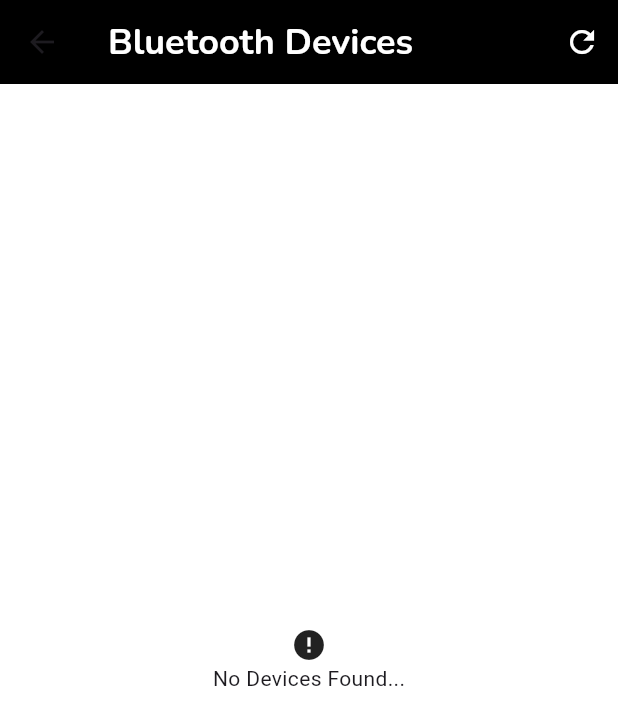
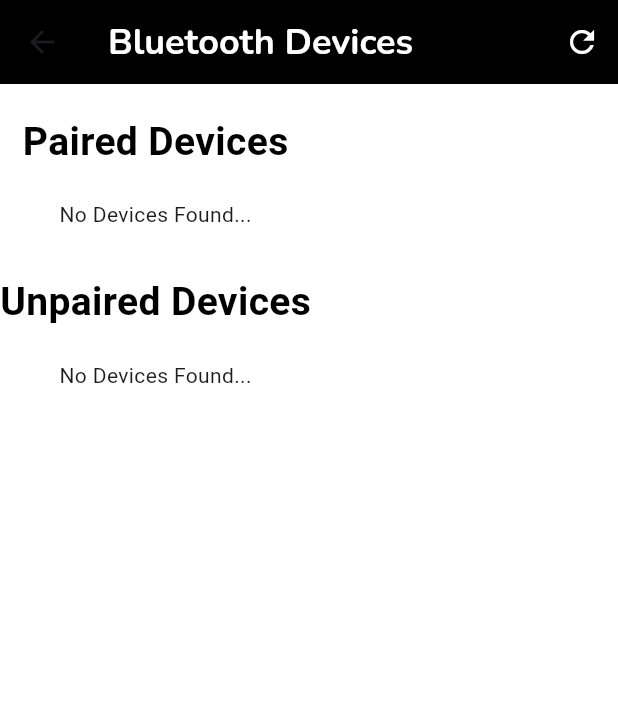
Before and after one commit to Sathwikkd/V-charge, a Flutter app: the DevicesListPage screen opened by its route, after a tap on the "refresh" icon, on a phone screen of 412 x 824 dp. Shown: the top 725 px of the screen. Run offline on Flutter 3.47's test engine with Material 3 defaults, Android fonts, the phone set to English and light mode, and no system bars; our stand-ins replace flutter_bloc, flutter_bluetooth_serial, google_fonts, hive, permission_handler; accounts and stored records are empty.

Commit message:
no issue

```diff
--- a/lib/features/devicelist/pages/devices_list_page.dart
+++ b/lib/features/devicelist/pages/devices_list_page.dart
@@ -1,7 +1,10 @@
 import 'package:flutter/material.dart';
+import 'package:flutter/services.dart';
 import 'package:flutter_bloc/flutter_bloc.dart';
+import 'package:flutter_bluetooth_serial/flutter_bluetooth_serial.dart';
 import 'package:google_fonts/google_fonts.dart';
-import 'package:sathwik_app/features/devicelist/bloc/device_bloc.dart';
+import 'package:sathwik_app/features/devicelist/paired_device_bloc/device_bloc.dart';
+import 'package:sathwik_app/features/devicelist/unpaired_device_bloc/unpaired_devices_bloc.dart';
 
 class DevicesListPage extends StatefulWidget {
   const DevicesListPage({super.key});
@@ -19,16 +22,55 @@ class _DevicesListPageState extends State<DevicesListPage> {
     );
   }
 
+  List<BluetoothDiscoveryResult> upDevices = [];
+  List<BluetoothDevice> devices = [];
+
   @override
   Widget build(BuildContext context) {
-    return BlocListener<DeviceBloc, DeviceState>(
-      listener: (context, state) {
+    return MultiBlocListener(
+      listeners: [
+        BlocListener<DeviceBloc, DeviceState>(
+          listener: (context, state) async {
             if (state is PermissionSuccessState) {
               BlocProvider.of<DeviceBloc>(context).add(
-            FetchBluetoothDevicesEvent(),
+                CheckConnectionEvent(),
               );
             }
+            if (state is ConnectionFailureState) {
+              bool? isEnabled =
+                  await FlutterBluetoothSerial.instance.requestEnable();
+              if (isEnabled == null || !isEnabled) {
+                SystemNavigator.pop();
+              }
+              BlocProvider.of<DeviceBloc>(context)
+                  .add(FetchBluetoothDevicesEvent());
+              BlocProvider.of<UnpairedDevicesBloc>(context).add(
+                FetchUnpairedDevices(),
+              );
+            }
+            if (state is ConnectionSuccessState) {
+              BlocProvider.of<DeviceBloc>(context)
+                  .add(FetchBluetoothDevicesEvent());
+              BlocProvider.of<UnpairedDevicesBloc>(context).add(
+                FetchUnpairedDevices(),
+              );
+            }
+            if (state is FetchDeviceSuccesState) {
+              setState(() {
+                devices = state.devices;
+              });
+            }
           },
+        ),
+        BlocListener<UnpairedDevicesBloc, UnpairedDevicesState>(
+            listener: (context, state) {
+          if (state is FetchUnpairedDevicesSuccessState) {
+            setState(() {
+              upDevices = state.updevices;
+            });
+          }
+        }),
+      ],
       child: Scaffold(
         backgroundColor: Colors.white,
         appBar: AppBar(
@@ -44,9 +86,8 @@ class _DevicesListPageState extends State<DevicesListPage> {
           actions: [
             IconButton(
               onPressed: () {
-                BlocProvider.of<DeviceBloc>(context).add(
-                  FetchBluetoothDevicesEvent(),
-                );
+                BlocProvider.of<DeviceBloc>(context)
+                    .add(CheckConnectionEvent());
               },
               icon: const Icon(
                 Icons.refresh,
@@ -55,55 +96,117 @@ class _DevicesListPageState extends State<DevicesListPage> {
             ),
           ],
         ),
-        body: BlocBuilder<DeviceBloc, DeviceState>(
-          builder: (context, state) {
-            if (state is FetchDeviceSuccesState) {
-              return SingleChildScrollView(
-                child: SizedBox(
-                  height: MediaQuery.of(context).size.height,
-                  child: ListView.builder(
-                    itemCount: state.devices.length,
+        body: SingleChildScrollView(
+          child: Column(
+            children: [
+              const SizedBox(
+                height: 20,
+              ),
+              Text(
+                "Paired Devices",
+                style: GoogleFonts.roboto(
+                  color: Colors.black,
+                  fontSize: 26,
+                  fontWeight: FontWeight.w600,
+                ),
+              ),
+              const SizedBox(
+                height: 10,
+              ),
+              devices.isEmpty
+                  ?const  Padding(
+                    padding:  EdgeInsets.all(10),
+                    child: Text("No Devices Found..."),
+                  )
+                  : ListView.builder(
                       itemBuilder: (context, index) {
-                      return GestureDetector(
-                        onTap: () {
-                          Navigator.pushNamed(
-                            context,
-                            "/home",
-                            arguments: ArgsBlu(
-                              address: state.devices[index].address,
+                        return ListTile(
+                          title: Text(
+                            devices[index].name.toString(),
+                            style: GoogleFonts.roboto(
+                              color: Colors.black,
+                              fontWeight: FontWeight.w600,
+                              fontSize: 18,
+                            ),
+                          ),
+                          subtitle: Text(
+                            devices[index].address,
+                            style: GoogleFonts.roboto(
+                              color: Colors.grey.shade400,
+                              fontWeight: FontWeight.normal,
+                            ),
+                          ),
+                          leading: Icon(
+                            Icons.bluetooth,
+                            color: Colors.grey.shade600,
+                            size: 26,
+                          ),
+                          trailing: Icon(
+                            Icons.arrow_outward_rounded,
+                            color: Colors.grey.shade400,
                           ),
                         );
                       },
-                        child: ListTile(
-                          title: Text(state.devices[index].name.toString()),
-                          subtitle: Text(state.devices[index].address),
-                          leading: const Icon(Icons.bluetooth),
-                          trailing: const Icon(Icons.arrow_outward_rounded),
+                      itemCount: devices.length,
+                      shrinkWrap: true,
+                      scrollDirection: Axis.vertical,
+                      physics: const NeverScrollableScrollPhysics(),
+                    ),
+              const SizedBox(
+                height: 20,
+              ),
+              Text(
+                "Unpaired Devices",
+                style: GoogleFonts.roboto(
+                  color: Colors.black,
+                  fontSize: 26,
+                  fontWeight: FontWeight.w600,
+                ),
+              ),
+              const SizedBox(
+                height: 10,
+              ),
+              upDevices.isEmpty
+                  ?const Padding(
+                    padding:  EdgeInsets.all(10),
+                    child:  Text("No Devices Found..."),
+                  )
+                  : ListView.builder(
+                      itemBuilder: (context, index) {
+                        return ListTile(
+                          title: Text(
+                            upDevices[index].device.name.toString(),
+                            style: GoogleFonts.roboto(
+                              color: Colors.black,
+                              fontWeight: FontWeight.w600,
+                              fontSize: 18,
+                            ),
+                          ),
+                          subtitle: Text(
+                            upDevices[index].device.address,
+                            style: GoogleFonts.roboto(
+                              color: Colors.grey.shade400,
+                              fontWeight: FontWeight.normal,
+                            ),
+                          ),
+                          leading: Icon(
+                            Icons.bluetooth,
+                            color: Colors.grey.shade600,
+                            size: 26,
+                          ),
+                          trailing: Icon(
+                            Icons.arrow_outward_rounded,
+                            color: Colors.grey.shade400,
                           ),
                         );
                       },
+                      itemCount: upDevices.length,
+                      shrinkWrap: true,
+                      scrollDirection: Axis.vertical,
+                      physics: const NeverScrollableScrollPhysics(),
                     ),
-                ),
-              );
-            } else if (state is FetchDeviceErrorState) {
-              return Center(
-                child: Column(
-                  mainAxisAlignment: MainAxisAlignment.center,
-                  children: [
-                    const Icon(Icons.error),
-                    Text(state.message),
             ],
           ),
-              );
-            } else {
-              return const Center(
-                child: CircularProgressIndicator(
-                  color: Colors.black,
-                  strokeCap: StrokeCap.round,
-                ),
-              );
-            }
-          },
         ),
       ),
     );
--- /dev/null
+++ b/lib/features/devicelist/pair_device_bloc/pair_device_event.dart
@@ -0,0 +1,4 @@
+part of 'pair_device_bloc.dart';
+
+@immutable
+sealed class PairDeviceEvent {}
--- /dev/null
+++ b/lib/features/devicelist/pair_device_bloc/pair_device_state.dart
@@ -0,0 +1,6 @@
+part of 'pair_device_bloc.dart';
+
+@immutable
+sealed class PairDeviceState {}
+
+final class PairDeviceInitial extends PairDeviceState {}
--- a/lib/features/devicelist/bloc/device_bloc.dart
+++ b/lib/features/devicelist/paired_device_bloc/device_bloc.dart
@@ -3,6 +3,7 @@ import 'package:flutter/services.dart';
 import 'package:flutter_bloc/flutter_bloc.dart';
 import 'package:flutter_bluetooth_serial/flutter_bluetooth_serial.dart';
 import 'package:permission_handler/permission_handler.dart';
+import 'package:sathwik_app/features/home/bloc/connection_bloc.dart';
 
 part 'device_event.dart';
 part 'device_state.dart';
@@ -10,6 +11,7 @@ part 'device_state.dart';
 class DeviceBloc extends Bloc<DeviceEvent, DeviceState> {
   DeviceBloc() : super(DeviceInitial()) {
     on<HandlePermissionEvent>(_handlePermission);
+    on<CheckConnectionEvent>(_checkConnection);
     on<FetchBluetoothDevicesEvent>(_fetchDevices);
   }
   Future<void> _handlePermission(
@@ -25,22 +27,27 @@ class DeviceBloc extends Bloc<DeviceEvent, DeviceState> {
     }
   }
 
-  Future<void> _fetchDevices(
-      FetchBluetoothDevicesEvent event, Emitter<DeviceState> emit) async {
+  Future<void> _checkConnection(CheckConnectionEvent event , Emitter<DeviceState> emit) async {
+    bool? isBluetoothEnabled = await FlutterBluetoothSerial.instance.isEnabled;
+    if(isBluetoothEnabled == null || !isBluetoothEnabled) {
+      emit(ConnectionFailureState());
+      return;
+    }
+    emit(ConnectionSuccessState());
+  }
+
+  Future<void> _fetchDevices( FetchBluetoothDevicesEvent event, Emitter<DeviceState> emit) async {
     emit(LoadingState());
     try {
-      final FlutterBluetoothSerial bluetoothSerial =
-          FlutterBluetoothSerial.instance;
+      final FlutterBluetoothSerial bluetoothSerial = FlutterBluetoothSerial.instance;
       final List<BluetoothDevice> bondedDevices = await bluetoothSerial.getBondedDevices();
-
       if (bondedDevices.isEmpty) {
         emit(FetchDeviceErrorState(message: "No Devices Found..."));
         return;
       }
       emit(FetchDeviceSuccesState(devices: bondedDevices));
     } catch (e) {
-      emit(FetchDeviceErrorState(
-          message: "Failed to fetch Bluetooth devices: $e"));
+      emit(FetchDeviceErrorState(message: "Failed to fetch Bluetooth devices: $e"));
     }
   }
 }
--- a/lib/features/devicelist/bloc/device_event.dart
+++ b/lib/features/devicelist/paired_device_bloc/device_event.dart
@@ -8,3 +8,6 @@ class HandlePermissionEvent extends DeviceEvent{}
 
 
 class FetchBluetoothDevicesEvent extends DeviceEvent{}
+
+
+class CheckConnectionEvent extends DeviceEvent{}
--- a/lib/features/devicelist/bloc/device_state.dart
+++ b/lib/features/devicelist/paired_device_bloc/device_state.dart
@@ -9,10 +9,14 @@ final class PermissionErrorState extends DeviceState{}
 
 final class PermissionSuccessState extends DeviceState{}
 
+final class ConnectionSuccessState extends DeviceState{}
+
+final class ConnectionFailureState extends DeviceState{}
+
 final class LoadingState extends DeviceState{}
 
 final class FetchDeviceSuccesState extends DeviceState{
-  final List<BluetoothDevice>devices;
+  final List<BluetoothDevice> devices;
   FetchDeviceSuccesState({required this.devices});
 }
 
--- /dev/null
+++ b/lib/features/devicelist/unpaired_device_bloc/unpaired_devices_bloc.dart
@@ -0,0 +1,37 @@
+import 'dart:async';
+import 'dart:ui';
+
+import 'package:flutter/material.dart';
+import 'package:flutter_bloc/flutter_bloc.dart';
+import 'package:flutter_bluetooth_serial/flutter_bluetooth_serial.dart';
+
+part 'unpaired_devices_event.dart';
+part 'unpaired_devices_state.dart';
+
+class UnpairedDevicesBloc extends Bloc<UnpairedDevicesEvent, UnpairedDevicesState> {
+  UnpairedDevicesBloc() : super(UnpairedDevicesInitial()) {
+    on<FetchUnpairedDevices>(_unpairedDeviceStream);
+  }
+
+  Future<void> _unpairedDeviceStream( FetchUnpairedDevices event, Emitter<UnpairedDevicesState> emit ) async {
+    final completer = Completer<void>();
+    final FlutterBluetoothSerial bluetoothInstance = FlutterBluetoothSerial.instance;
+    List<BluetoothDiscoveryResult> upDevices = [];
+    List<String> address = [];
+    emit(FetchUnpairedDevicesLoadingState());
+    bluetoothInstance.startDiscovery().listen((data){
+      if(!address.contains(data.device.address)){
+        address.add(data.device.address);
+        upDevices.add(data);
+      }
+    }).onDone((){
+      completer.complete();
+    });
+    await completer.future;
+    if(upDevices.isEmpty) {
+      emit(FetchUnpairedDevicesErrorState(message: "No Devices Found..."));
+      return;
+    }
+    emit(FetchUnpairedDevicesSuccessState(updevices: upDevices));
+  }
+}
--- /dev/null
+++ b/lib/features/devicelist/unpaired_device_bloc/unpaired_devices_event.dart
@@ -0,0 +1,7 @@
+part of 'unpaired_devices_bloc.dart';
+
+@immutable
+sealed class UnpairedDevicesEvent {}
+
+
+class FetchUnpairedDevices extends UnpairedDevicesEvent{}
--- /dev/null
+++ b/lib/features/devicelist/unpaired_device_bloc/unpaired_devices_state.dart
@@ -0,0 +1,18 @@
+part of 'unpaired_devices_bloc.dart';
+
+@immutable
+sealed class UnpairedDevicesState {}
+
+final class UnpairedDevicesInitial extends UnpairedDevicesState {}
+
+final class FetchUnpairedDevicesSuccessState extends UnpairedDevicesState {
+  final List<BluetoothDiscoveryResult> updevices;
+  FetchUnpairedDevicesSuccessState({required this.updevices});
+}
+
+final class FetchUnpairedDevicesErrorState extends UnpairedDevicesState{
+  final String message;
+  FetchUnpairedDevicesErrorState({required this.message});
+}
+
+final class FetchUnpairedDevicesLoadingState extends UnpairedDevicesState{}
```
Also changed, not shown: lib/features/devicelist/pair_device_bloc/pair_device_bloc.dart (added, +15 -0 lines), lib/main.dart (+27 -11 lines), lib/features/home/bloc/connection_bloc.dart (line endings or trailing spaces). Lines whose indentation alone changed are shown as unchanged.
